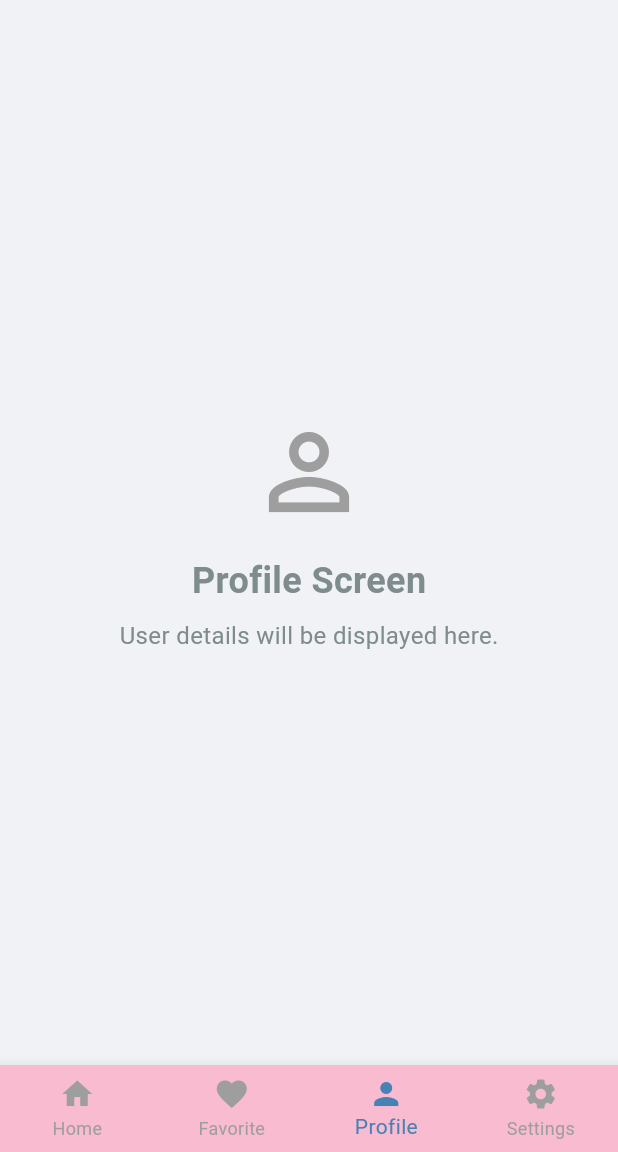
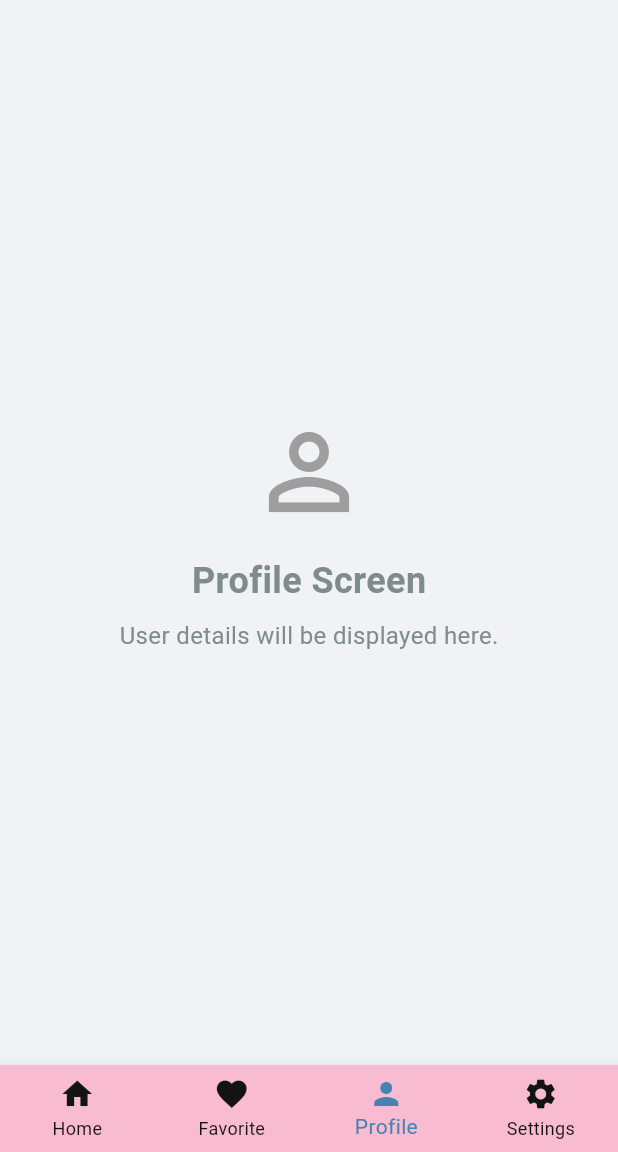
Before and after one commit to Farhan-Iqbal/eBook-Malay-Novel, a Flutter app: the HomeScreen screen opened directly, item 3 of the bottom bar chosen, on a phone screen of 412 x 824 dp, the part 84-1236 px from its top. Run offline on Flutter 3.47's test engine with Material 3 defaults, Android fonts, the phone set to English and light mode, and no system bars; our stand-ins replace supabase_flutter; accounts and stored records are empty.

Commit message:
edit color for bottom nav content

```diff
--- a/lib/views/home_screen.dart
+++ b/lib/views/home_screen.dart
@@ -65,7 +65,7 @@ class _HomeScreenState extends State<HomeScreen> {
         currentIndex: _selectedIndex,
         onTap: _onItemTapped,
         selectedItemColor: Theme.of(context).primaryColor,
-        unselectedItemColor: Colors.grey,
+        unselectedItemColor: const Color.fromARGB(255, 20, 19, 19),
         type: BottomNavigationBarType.fixed,
       ),
     );
```
